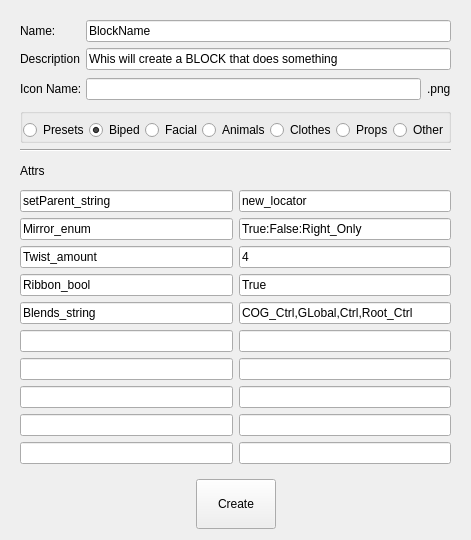
RenderDeMartes/Mutant_Tools, file UI/blockBuilder.ui: the form before one commit.
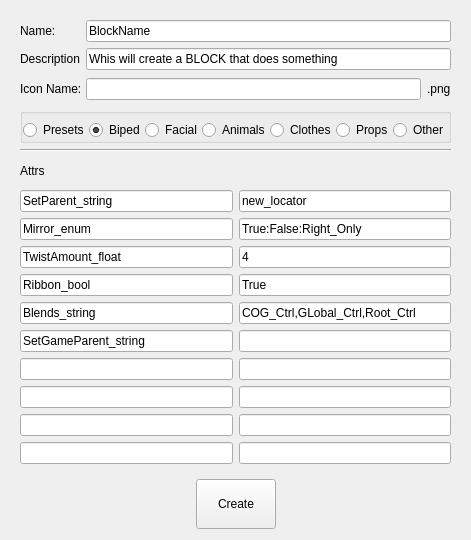
The form after the commit. Icons and pictures are not drawn.

The edit to the form file:
```diff
--- a/UI/blockBuilder.ui
+++ b/UI/blockBuilder.ui
@@ -892,7 +892,7 @@
         <item>
          <widget class="QLineEdit" name="attr_name_1">
           <property name="text">
-           <string>setParent_string</string>
+           <string>SetParent_string</string>
           </property>
          </widget>
         </item>
@@ -928,7 +928,7 @@
         <item>
          <widget class="QLineEdit" name="attr_name_3">
           <property name="text">
-           <string>Twist_amount</string>
+           <string>TwistAmount_float</string>
           </property>
          </widget>
         </item>
@@ -971,7 +971,7 @@
         <item>
          <widget class="QLineEdit" name="attr_settings_5">
           <property name="text">
-           <string>COG_Ctrl,GLobal,Ctrl,Root_Ctrl</string>
+           <string>COG_Ctrl,GLobal_Ctrl,Root_Ctrl</string>
           </property>
          </widget>
         </item>
@@ -980,7 +980,11 @@
       <item>
        <layout class="QHBoxLayout" name="horizontalLayout_6">
         <item>
-         <widget class="QLineEdit" name="attr_name_6"/>
+         <widget class="QLineEdit" name="attr_name_6">
+          <property name="text">
+           <string>SetGameParent_string</string>
+          </property>
+         </widget>
         </item>
         <item>
          <widget class="QLineEdit" name="attr_settings_6"/>
```
